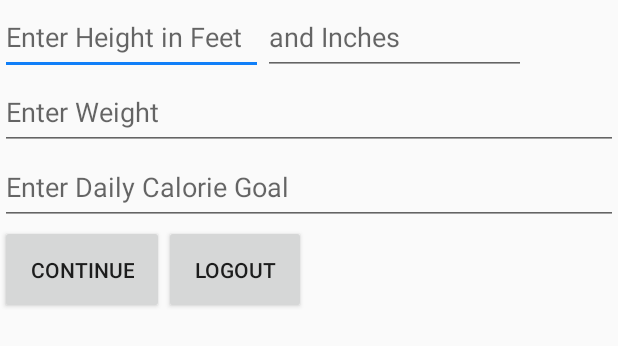
After one commit to lilching/washu-gains-app, an Android app: the layout edit_info_fragment.xml on its own in the app's theme, with its tools: preview values and no code run, on a phone screen of 412 x 824 dp. The commit adds this screen. Shown: the top 346 px of the screen. Run offline under Robolectric (Android 15) with nearby library versions, the phone set to English and light mode, and no system bars.

Commit message:
i think the update info is slightly broken but I'm working on it

```diff
--- a/app/build.gradle
+++ b/app/build.gradle
@@ -36,6 +36,7 @@ dependencies {
     implementation 'androidx.appcompat:appcompat:1.1.0'
     implementation 'androidx.core:core-ktx:1.2.0'
     implementation 'androidx.constraintlayout:constraintlayout:1.1.3'
+    implementation 'androidx.legacy:legacy-support-v4:1.0.0'
     testImplementation 'junit:junit:4.12'
     androidTestImplementation 'androidx.test.ext:junit:1.1.1'
     androidTestImplementation 'androidx.test.espresso:espresso-core:3.2.0'
@@ -62,8 +63,8 @@ dependencies {
     implementation 'com.github.sakebook:MultiLineDivider:0.2.0@aar'
 
     //AnyChart is trash, so we are using philjay
-   implementation 'com.github.PhilJay:MPAndroidChart:v3.1.0'
-   // implementation 'com.github.AnyChart:AnyChart-Android:1.1.2'
+    implementation 'com.github.PhilJay:MPAndroidChart:v3.1.0'
+    // implementation 'com.github.AnyChart:AnyChart-Android:1.1.2'
 
 
 }
--- /dev/null
+++ b/app/src/main/res/layout/edit_info_fragment.xml
@@ -0,0 +1,83 @@
+<?xml version="1.0" encoding="utf-8"?>
+<androidx.constraintlayout.widget.ConstraintLayout xmlns:android="http://schemas.android.com/apk/res/android"
+    xmlns:app="http://schemas.android.com/apk/res-auto"
+    xmlns:tools="http://schemas.android.com/tools"
+    android:layout_width="match_parent"
+    android:layout_height="match_parent"
+    tools:context=".Activity.MainActivity"
+    >
+
+    <LinearLayout
+        android:id="@+id/heightLayout"
+        android:visibility="visible"
+        android:layout_width="match_parent"
+        android:layout_height="wrap_content"
+        android:gravity="left"
+        android:orientation="horizontal"
+        app:layout_constraintTop_toBottomOf="@+id/infoLayout"
+        android:weightSum="1"
+        >
+        <EditText
+            android:id="@+id/myFeetInput"
+            android:layout_width="175dp"
+            android:inputType="number"
+            android:layout_height="50dp"
+            app:layout_constraintTop_toBottomOf="@id/infoLayout"
+            android:hint="Enter Height in Feet"
+            />
+        <EditText
+            android:id="@+id/myInchInput"
+            android:layout_width="175dp"
+            android:inputType="number"
+            android:layout_height="50dp"
+            app:layout_constraintTop_toBottomOf="@id/infoLayout"
+            android:hint="and Inches"
+            />
+    </LinearLayout>
+    <EditText
+        android:id="@+id/myWeightInput"
+        android:visibility="visible"
+        android:layout_width="match_parent"
+        android:layout_height="50dp"
+        app:layout_constraintTop_toBottomOf="@id/heightLayout"
+        android:inputType="number"
+        android:hint="Enter Weight"
+        />
+
+    <EditText
+        android:id="@+id/myCaloriesInput"
+        android:visibility="visible"
+        android:layout_width="match_parent"
+        android:layout_height="50dp"
+        app:layout_constraintTop_toBottomOf="@id/myWeightInput"
+        android:inputType="number"
+        android:hint="Enter Daily Calorie Goal"
+        />
+
+    <LinearLayout
+        android:layout_width="match_parent"
+        android:layout_height="wrap_content"
+        android:orientation="horizontal"
+        app:layout_constraintTop_toBottomOf="@id/myCaloriesInput">
+
+        <Button
+            android:id="@+id/myInfoInput"
+            android:visibility="visible"
+            android:layout_width="wrap_content"
+            android:layout_height="wrap_content"
+            android:text="Continue"
+            android:gravity="center"
+            android:padding="20dp"
+            />
+
+        <Button
+            android:id="@+id/logout"
+            android:layout_width="wrap_content"
+            android:layout_height="wrap_content"
+            android:padding="20dp"
+            android:text="LogOut"
+            />
+    </LinearLayout>
+
+
+</androidx.constraintlayout.widget.ConstraintLayout>
--- a/app/src/main/res/values/strings.xml
+++ b/app/src/main/res/values/strings.xml
@@ -1,3 +1,6 @@
 <resources>
     <string name="app_name">WashUGains</string>
+
+    <!-- TODO: Remove or change this placeholder text -->
+    <string name="hello_blank_fragment">Hello blank fragment</string>
 </resources>
```
Also changed, not shown: app/src/main/java/com/example/washugains/Fragment/EditInfoFragment.kt (added, +99 -0 lines), app/src/main/java/com/example/washugains/Fragment/Tabs/InfoTab.kt (+14 -49 lines), app/src/main/res/layout/info_page.xml (+5 -65 lines).
